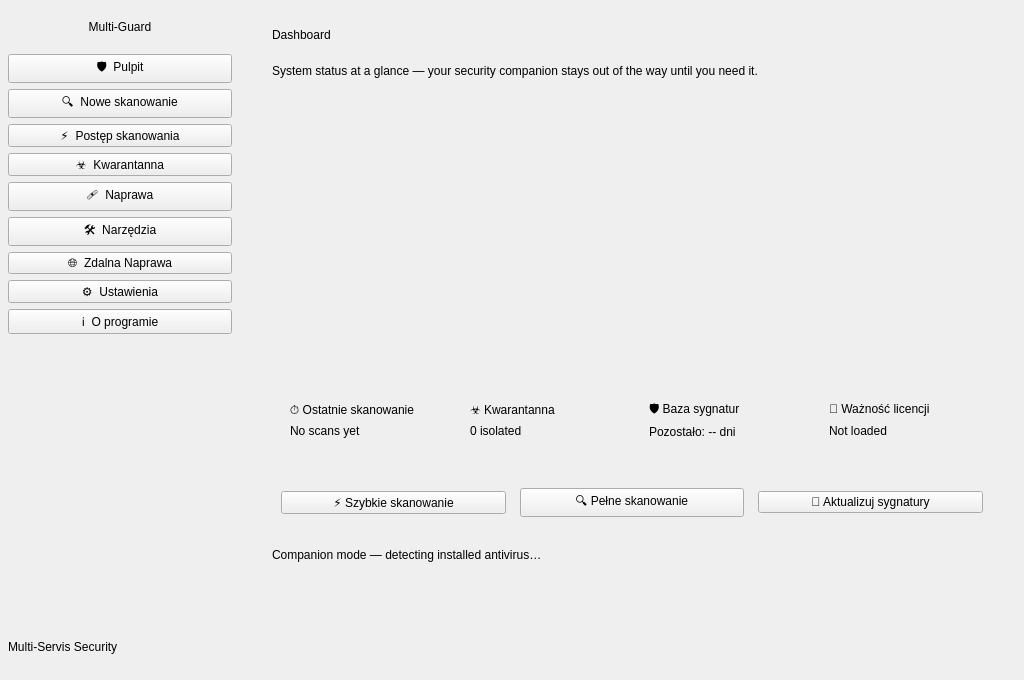
Old version of the form src/ui/mainwindow.ui in the repository kacperjelinski1/multi-guard.
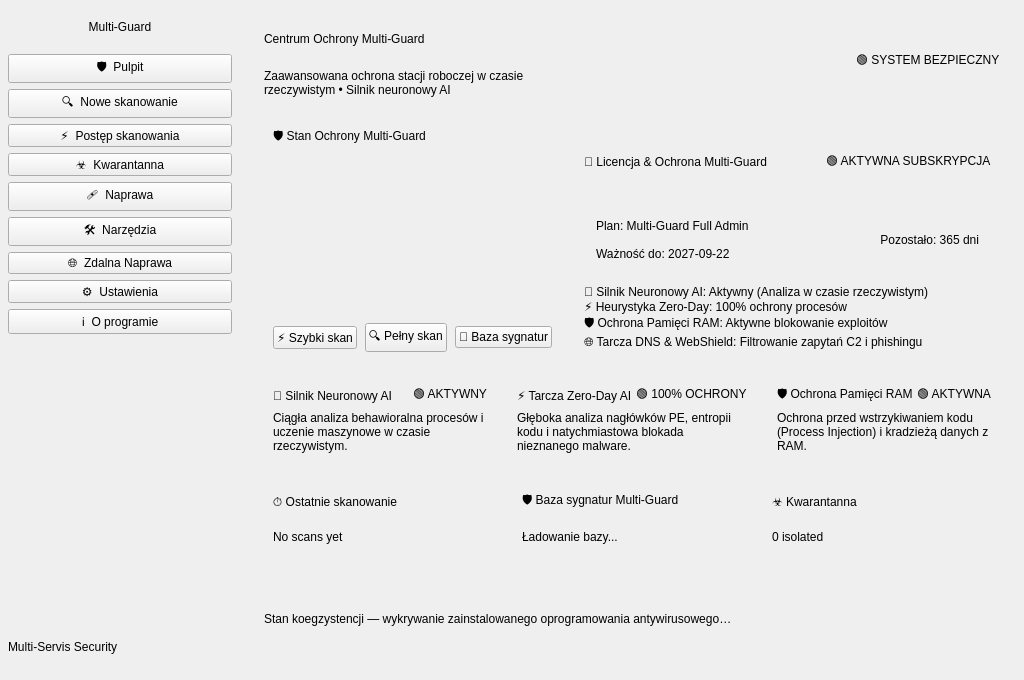
New version of the form. The open tabs and pages were chosen to show the change. Icons and pictures are not drawn. Custom widgets are drawn as their Qt base class.

Commit message: feat(scanner): optimize engine, eliminate heuristic false-positives via Defender/AMSI, add modern dashboard and bump to v1.1.6.0

The edit to the form file:
```diff
--- a/src/ui/mainwindow.ui
+++ b/src/ui/mainwindow.ui
@@ -232,244 +232,358 @@
          <widget class="QWidget" name="pageDashboard">
           <layout class="QVBoxLayout" name="dashLayout">
            <property name="spacing">
-            <number>22</number>
+             <number>0</number>
            </property>
            <property name="leftMargin">
-            <number>32</number>
+             <number>0</number>
            </property>
            <property name="topMargin">
-            <number>28</number>
+             <number>0</number>
            </property>
            <property name="rightMargin">
-            <number>32</number>
+             <number>0</number>
            </property>
            <property name="bottomMargin">
-            <number>28</number>
-           </property>
+             <number>0</number>
+            </property>
+            <item>
+             <widget class="QScrollArea" name="dashScrollArea">
+              <property name="frameShape">
+               <enum>QFrame::NoFrame</enum>
+              </property>
+              <property name="widgetResizable">
+               <bool>true</bool>
+              </property>
+              <widget class="QWidget" name="dashScrollContents">
+               <layout class="QVBoxLayout" name="dashInnerLayout">
+                <property name="spacing">
+                 <number>14</number>
+                </property>
+                <property name="leftMargin">
+                 <number>24</number>
+                </property>
+                <property name="topMargin">
+                 <number>18</number>
+                </property>
+                <property name="rightMargin">
+                 <number>24</number>
+                </property>
+                <property name="bottomMargin">
+                 <number>18</number>
+                </property>
+                <item>
+                 <widget class="QWidget" name="dashHeaderRow" native="true">
+                  <layout class="QHBoxLayout" name="dashHeaderLayout">
+                   <property name="leftMargin"><number>0</number></property>
+                   <property name="topMargin"><number>0</number></property>
+                   <property name="rightMargin"><number>0</number></property>
+                   <property name="bottomMargin"><number>0</number></property>
+                   <item>
+                    <layout class="QVBoxLayout" name="dashTitleLayout">
+                     <property name="spacing"><number>2</number></property>
            <item>
             <widget class="QLabel" name="lblDashTitle">
              <property name="text">
-              <string>Dashboard</string>
+                        <string>Centrum Ochrony Multi-Guard</string>
              </property>
             </widget>
            </item>
            <item>
             <widget class="QLabel" name="lblDashSubtitle">
              <property name="text">
-              <string>System status at a glance — your security companion stays out of the way until you need it.</string>
+                        <string>Zaawansowana ochrona stacji roboczej w czasie rzeczywistym • Silnik neuronowy AI</string>
              </property>
              <property name="wordWrap">
               <bool>true</bool>
              </property>
             </widget>
            </item>
+                    </layout>
+                   </item>
            <item>
+                    <spacer name="dashHeaderSpacer">
+                     <property name="orientation"><enum>Qt::Horizontal</enum></property>
+                     <property name="sizeHint" stdset="0"><size><width>40</width><height>20</height></size></property>
+                    </spacer>
+                   </item>
+                   <item>
+                    <widget class="QLabel" name="lblDashStatusPill">
+                     <property name="text">
+                      <string>🟢 SYSTEM BEZPIECZNY</string>
+                     </property>
+                    </widget>
+                   </item>
+                  </layout>
+                 </widget>
+                </item>
+
+                <!-- Hero Section: Security Status & Controls (Left) + License & Marketing Overview (Right) -->
+                <item>
+                 <widget class="QWidget" name="dashHeroRow" native="true">
+                  <layout class="QHBoxLayout" name="dashHeroLayout">
+                   <property name="spacing"><number>14</number></property>
+                   <property name="leftMargin"><number>0</number></property>
+                   <property name="topMargin"><number>0</number></property>
+                   <property name="rightMargin"><number>0</number></property>
+                   <property name="bottomMargin"><number>0</number></property>
+                   
+                   <!-- Card Left: Security Ring & Scan Buttons -->
+                   <item>
+                    <widget class="verax::SurfaceCard" name="cardSecurityHero">
+                     <layout class="QVBoxLayout" name="cardSecurityHeroLayout">
+                      <property name="spacing"><number>10</number></property>
+                      <item>
+                       <widget class="QLabel" name="lblHeroSecurityTitle">
+                        <property name="text">
+                         <string>🛡️ Stan Ochrony Multi-Guard</string>
+                        </property>
+                       </widget>
+                      </item>
+                      <item alignment="Qt::AlignCenter">
             <widget class="verax::ProgressRing" name="dashRing" native="true">
-             <property name="sizePolicy">
-              <sizepolicy hsizetype="Preferred" vsizetype="Preferred">
-               <horstretch>0</horstretch>
-               <verstretch>0</verstretch>
-              </sizepolicy>
-             </property>
-             <property name="minimumSize">
-              <size>
-               <width>220</width>
-               <height>220</height>
-              </size>
-             </property>
+                        <property name="minimumSize"><size><width>155</width><height>155</height></size></property>
+                        <property name="maximumSize"><size><width>175</width><height>175</height></size></property>
             </widget>
            </item>
            <item>
-            <spacer name="verticalSpacer">
-             <property name="orientation">
-              <enum>Qt::Vertical</enum>
-             </property>
-             <property name="sizeType">
-              <enum>QSizePolicy::Fixed</enum>
-             </property>
-             <property name="sizeHint" stdset="0">
-              <size>
-               <width>20</width>
-               <height>40</height>
-              </size>
-             </property>
-            </spacer>
-           </item>
+                       <widget class="QWidget" name="dashActionsRow" native="true">
+                        <layout class="QHBoxLayout" name="dashActionsLayout">
+                         <property name="spacing"><number>8</number></property>
+                         <property name="leftMargin"><number>0</number></property>
+                         <property name="topMargin"><number>0</number></property>
+                         <property name="rightMargin"><number>0</number></property>
+                         <property name="bottomMargin"><number>0</number></property>
+                         <item>
+                          <widget class="QPushButton" name="btnQuickScan">
+                           <property name="text"><string>⚡ Szybki skan</string></property>
+                           <property name="property" stdset="0"><string notr="true">primary</string></property>
+                          </widget>
+                         </item>
+                         <item>
+                          <widget class="QPushButton" name="btnFullScan">
+                           <property name="text"><string>🔍 Pełny skan</string></property>
+                          </widget>
+                         </item>
+                         <item>
+                          <widget class="QPushButton" name="btnUpdateSignatures">
+                           <property name="text"><string>🔄 Baza sygnatur</string></property>
+                          </widget>
+                         </item>
+                        </layout>
+                       </widget>
+                      </item>
+                     </layout>
+                    </widget>
+                   </item>
+
+                   <!-- Card Right: License Details & Marketing Specs -->
+                   <item>
+                    <widget class="verax::SurfaceCard" name="cardLicenseDays">
+                     <layout class="QVBoxLayout" name="cardLicenseDaysLayout">
+                      <property name="spacing"><number>8</number></property>
+                      <item>
+                       <layout class="QHBoxLayout" name="licenseHeaderLayout">
+                        <item>
+                         <widget class="QLabel" name="lblLicenseDaysHeader">
+                          <property name="text"><string>🔑 Licencja &amp; Ochrona Multi-Guard</string></property>
+                         </widget>
+                        </item>
+                        <item>
+                         <spacer name="spLicense">
+                          <property name="orientation"><enum>Qt::Horizontal</enum></property>
+                          <property name="sizeHint" stdset="0"><size><width>20</width><height>10</height></size></property>
+                         </spacer>
+                        </item>
+                        <item>
+                         <widget class="QLabel" name="lblDashLicenseBadge">
+                          <property name="text"><string>🟢 AKTYWNA SUBSKRYPCJA</string></property>
+                         </widget>
+                        </item>
+                       </layout>
+                      </item>
+
+                      <item>
+                       <widget class="QWidget" name="boxLicenseCounter" native="true">
+                        <layout class="QHBoxLayout" name="boxLicenseCounterLayout">
+                         <property name="leftMargin"><number>12</number></property>
+                         <property name="topMargin"><number>8</number></property>
+                         <property name="rightMargin"><number>12</number></property>
+                         <property name="bottomMargin"><number>8</number></property>
+                         <item>
+                          <layout class="QVBoxLayout" name="tierInfoLayout">
+                           <property name="spacing"><number>2</number></property>
+                           <item>
+                            <widget class="QLabel" name="lblDashTierName">
+                             <property name="text"><string>Plan: Multi-Guard Full Admin</string></property>
+                            </widget>
+                           </item>
+                           <item>
+                            <widget class="QLabel" name="lblDashExpireDate">
+                             <property name="text"><string>Ważność do: 2027-09-22</string></property>
+                            </widget>
+                           </item>
+                          </layout>
+                         </item>
+                         <item>
+                          <spacer name="spCounter">
+                           <property name="orientation"><enum>Qt::Horizontal</enum></property>
+                           <property name="sizeHint" stdset="0"><size><width>20</width><height>10</height></size></property>
+                          </spacer>
+                         </item>
+                         <item>
+                          <widget class="QLabel" name="lblLicenseDaysValue">
+                           <property name="text"><string>Pozostało: 365 dni</string></property>
+                           <property name="alignment"><set>Qt::AlignRight|Qt::AlignVCenter</set></property>
+                          </widget>
+                         </item>
+                        </layout>
+                       </widget>
+                      </item>
+
+                      <item>
+                       <widget class="QLabel" name="lblAiFeatureList">
+                        <property name="text">
+                         <string>🧠 Silnik Neuronowy AI: Aktywny (Analiza w czasie rzeczywistym)&#10;⚡ Heurystyka Zero-Day: 100% ochrony procesów&#10;🛡️ Ochrona Pamięci RAM: Aktywne blokowanie exploitów&#10;🌐 Tarcza DNS &amp; WebShield: Filtrowanie zapytań C2 i phishingu</string>
+                        </property>
+                        <property name="wordWrap"><bool>true</bool></property>
+                       </widget>
+                      </item>
+                     </layout>
+                    </widget>
+                   </item>
+                  </layout>
+                 </widget>
+                </item>
+
+                <!-- Middle Section: 3 Marketing AI & Protection Cards -->
+                <item>
+                 <widget class="QWidget" name="dashAiRow" native="true">
+                  <layout class="QHBoxLayout" name="dashAiLayout">
+                   <property name="spacing"><number>12</number></property>
+                   <property name="leftMargin"><number>0</number></property>
+                   <property name="topMargin"><number>0</number></property>
+                   <property name="rightMargin"><number>0</number></property>
+                   <property name="bottomMargin"><number>0</number></property>
+                   
+                   <item>
+                    <widget class="verax::SurfaceCard" name="cardAiEngine">
+                     <layout class="QVBoxLayout" name="cardAiEngineLayout">
+                      <property name="spacing"><number>4</number></property>
+                      <item>
+                       <layout class="QHBoxLayout" name="aiHeader1">
+                        <item><widget class="QLabel" name="lblAi1Title"><property name="text"><string>🧠 Silnik Neuronowy AI</string></property></widget></item>
+                        <item><spacer name="spAi1"><property name="orientation"><enum>Qt::Horizontal</enum></property><property name="sizeHint" stdset="0"><size><width>10</width><height>10</height></size></property></spacer></item>
+                        <item><widget class="QLabel" name="lblAi1Status"><property name="text"><string>🟢 AKTYWNY</string></property></widget></item>
+                       </layout>
+                      </item>
+                      <item>
+                       <widget class="QLabel" name="lblAi1Desc">
+                        <property name="text"><string>Ciągła analiza behawioralna procesów i uczenie maszynowe w czasie rzeczywistym.</string></property>
+                        <property name="wordWrap"><bool>true</bool></property>
+                       </widget>
+                      </item>
+                     </layout>
+                    </widget>
+                   </item>
+
+                   <item>
+                    <widget class="verax::SurfaceCard" name="cardZeroDay">
+                     <layout class="QVBoxLayout" name="cardZeroDayLayout">
+                      <property name="spacing"><number>4</number></property>
+                      <item>
+                       <layout class="QHBoxLayout" name="aiHeader2">
+                        <item><widget class="QLabel" name="lblAi2Title"><property name="text"><string>⚡ Tarcza Zero-Day AI</string></property></widget></item>
+                        <item><spacer name="spAi2"><property name="orientation"><enum>Qt::Horizontal</enum></property><property name="sizeHint" stdset="0"><size><width>10</width><height>10</height></size></property></spacer></item>
+                        <item><widget class="QLabel" name="lblAi2Status"><property name="text"><string>🟢 100% OCHRONY</string></property></widget></item>
+                       </layout>
+                      </item>
+                      <item>
+                       <widget class="QLabel" name="lblAi2Desc">
+                        <property name="text"><string>Głęboka analiza nagłówków PE, entropii kodu i natychmiastowa blokada nieznanego malware.</string></property>
+                        <property name="wordWrap"><bool>true</bool></property>
+                       </widget>
+                      </item>
+                     </layout>
+                    </widget>
+                   </item>
+
+                   <item>
+                    <widget class="verax::SurfaceCard" name="cardMemShield">
+                     <layout class="QVBoxLayout" name="cardMemShieldLayout">
+                      <property name="spacing"><number>4</number></property>
+                      <item>
+                       <layout class="QHBoxLayout" name="aiHeader3">
+                        <item><widget class="QLabel" name="lblAi3Title"><property name="text"><string>🛡️ Ochrona Pamięci RAM</string></property></widget></item>
+                        <item><spacer name="spAi3"><property name="orientation"><enum>Qt::Horizontal</enum></property><property name="sizeHint" stdset="0"><size><width>10</width><height>10</height></size></property></spacer></item>
+                        <item><widget class="QLabel" name="lblAi3Status"><property name="text"><string>🟢 AKTYWNA</string></property></widget></item>
+                       </layout>
+                      </item>
+                      <item>
+                       <widget class="QLabel" name="lblAi3Desc">
+                        <property name="text"><string>Ochrona przed wstrzykiwaniem kodu (Process Injection) i kradzieżą danych z RAM.</string></property>
+                        <property name="wordWrap"><bool>true</bool></property>
+                       </widget>
+                      </item>
+                     </layout>
+                    </widget>
+                   </item>
+
+                  </layout>
+                 </widget>
+                </item>
+
+                <!-- Bottom Stats Row: Last Scan, Signatures DB, Quarantine -->
            <item>
             <widget class="QWidget" name="dashStatsRow" native="true">
              <layout class="QHBoxLayout" name="dashStatsLayout">
-              <property name="spacing">
-               <number>16</number>
-              </property>
+                   <property name="spacing"><number>12</number></property>
+                   <property name="leftMargin"><number>0</number></property>
+                   <property name="topMargin"><number>0</number></property>
+                   <property name="rightMargin"><number>0</number></property>
+                   <property name="bottomMargin"><number>0</number></property>
               <item>
                <widget class="verax::SurfaceCard" name="cardLastScan">
                 <layout class="QVBoxLayout" name="cardLastScanLayout">
-                 <property name="spacing">
-                  <number>4</number>
-                 </property>
-                 <item>
-                  <widget class="QLabel" name="lblLastScanHeader">
-                   <property name="sizePolicy">
-                    <sizepolicy hsizetype="Preferred" vsizetype="Preferred">
-                     <horstretch>0</horstretch>
-                     <verstretch>0</verstretch>
-                    </sizepolicy>
-                   </property>
-                   <property name="text">
-                    <string>⏱️ Ostatnie skanowanie</string>
-                   </property>
-                  </widget>
-                 </item>
-                 <item>
-                  <widget class="QLabel" name="lblLastScan">
-                   <property name="text">
-                    <string>No scans yet</string>
-                   </property>
-                  </widget>
-                 </item>
-                </layout>
-               </widget>
-              </item>
-              <item>
-               <widget class="verax::SurfaceCard" name="cardQuarantine">
-                <layout class="QVBoxLayout" name="cardQuarantineLayout">
-                 <property name="spacing">
-                  <number>4</number>
-                 </property>
-                 <item>
-                  <widget class="QLabel" name="lblQuarantineHeader">
-                   <property name="sizePolicy">
-                    <sizepolicy hsizetype="Preferred" vsizetype="Preferred">
-                     <horstretch>0</horstretch>
-                     <verstretch>0</verstretch>
-                    </sizepolicy>
-                   </property>
-                   <property name="text">
-                    <string>☣️ Kwarantanna</string>
-                   </property>
-                  </widget>
-                 </item>
-                 <item>
-                  <widget class="QLabel" name="lblQuarantineSummary">
-                   <property name="text">
-                    <string>0 isolated</string>
-                   </property>
-                  </widget>
-                 </item>
+                      <property name="spacing"><number>4</number></property>
+                      <item><widget class="QLabel" name="lblLastScanHeader"><property name="text"><string>⏱️ Ostatnie skanowanie</string></property></widget></item>
+                      <item><widget class="QLabel" name="lblLastScan"><property name="text"><string>No scans yet</string></property></widget></item>
                 </layout>
                </widget>
               </item>
               <item>
                <widget class="verax::SurfaceCard" name="cardSignatures">
                 <layout class="QVBoxLayout" name="cardSignaturesLayout">
-                 <property name="spacing">
-                  <number>4</number>
-                 </property>
-                 <item>
-                  <widget class="QLabel" name="lblSignaturesHeader">
-                   <property name="text">
-                    <string>🛡️ Baza sygnatur</string>
-                   </property>
-                  </widget>
-                 </item>
-               
-                  <item>
-                   <widget class="QLabel" name="lblLicenseDaysValue">
-                    <property name="text">
-                     <string>Pozostało: -- dni</string>
-                    </property>
-                    <property name="wordWrap">
-                     <bool>false</bool>
-                    </property>
-                   </widget>
-                  </item>
+                      <property name="spacing"><number>4</number></property>
+                      <item><widget class="QLabel" name="lblSignaturesHeader"><property name="text"><string>🛡️ Baza sygnatur Multi-Guard</string></property></widget></item>
+                      <item><widget class="QLabel" name="lblSignaturesInfo"><property name="text"><string>Ładowanie bazy...</string></property></widget></item>
                  </layout>
                 </widget>
                </item>
                <item>
-                <widget class="verax::SurfaceCard" name="cardLicenseDays">
-                 <layout class="QVBoxLayout" name="cardLicenseDaysLayout">
-                  <property name="spacing">
-                   <number>4</number>
-                  </property>
-                  <item>
-                   <widget class="QLabel" name="lblLicenseDaysHeader">
-                    <property name="text">
-                     <string>🔑 Ważność licencji</string>
-                    </property>
-                   </widget>
-                  </item>
-                 <item>
-                  <widget class="QLabel" name="lblSignaturesInfo">
-                   <property name="text">
-                    <string>Not loaded</string>
-                   </property>
-                   <property name="wordWrap">
-                    <bool>false</bool>
-                   </property>
-                  </widget>
-                 </item>
+                    <widget class="verax::SurfaceCard" name="cardQuarantine">
+                     <layout class="QVBoxLayout" name="cardQuarantineLayout">
+                      <property name="spacing"><number>4</number></property>
+                      <item><widget class="QLabel" name="lblQuarantineHeader"><property name="text"><string>☣️ Kwarantanna</string></property></widget></item>
+                      <item><widget class="QLabel" name="lblQuarantineSummary"><property name="text"><string>0 isolated</string></property></widget></item>
                 </layout>
                </widget>
               </item>
              </layout>
             </widget>
            </item>
-           <item>
-            <widget class="QWidget" name="dashActionsRow" native="true">
-             <layout class="QHBoxLayout" name="dashActionsLayout">
-              <property name="spacing">
-               <number>14</number>
-              </property>
-              <item>
-               <widget class="QPushButton" name="btnQuickScan">
-                <property name="text">
-                 <string>⚡ Szybkie skanowanie</string>
-                </property>
-                <property name="property" stdset="0">
-                 <string notr="true">primary</string>
-                </property>
-               </widget>
-              </item>
-              <item>
-               <widget class="QPushButton" name="btnFullScan">
-                <property name="text">
-                 <string>🔍 Pełne skanowanie</string>
-                </property>
-               </widget>
-              </item>
-              <item>
-               <widget class="QPushButton" name="btnUpdateSignatures">
-                <property name="text">
-                 <string>🔄 Aktualizuj sygnatury</string>
-                </property>
-               </widget>
-              </item>
-             </layout>
-            </widget>
-           </item>
+
+                <!-- Companion AV Mode status -->
            <item>
             <widget class="QLabel" name="lblCompanionAv">
              <property name="text">
-              <string>Companion mode — detecting installed antivirus…</string>
-             </property>
-             <property name="wordWrap">
-              <bool>true</bool>
-             </property>
-            </widget>
-           </item>
-           <item>
-            <spacer name="dashSpacer">
-             <property name="orientation">
-              <enum>Qt::Vertical</enum>
-             </property>
-             <property name="sizeHint" stdset="0">
-              <size>
-               <width>0</width>
-               <height>20</height>
-              </size>
-             </property>
-            </spacer>
+                   <string>Stan koegzystencji — wykrywanie zainstalowanego oprogramowania antywirusowego…</string>
+                  </property>
+                  <property name="wordWrap"><bool>true</bool></property>
+                 </widget>
+                </item>
+               </layout>
+              </widget>
+             </widget>
            </item>
           </layout>
          </widget>
```
Lines whose indentation alone changed are shown as unchanged. The commit also changes 40 other files.
